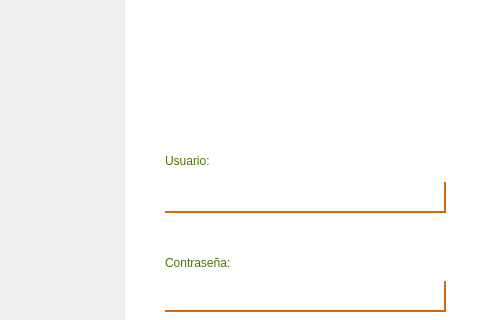
Before: the Qt Designer form inicio.ui in FernandoHS-0/Sabware, drawn with Qt 5; both pictures show x 135 to 615 and y 115 to 435 of the 884 by 593 pixel window.
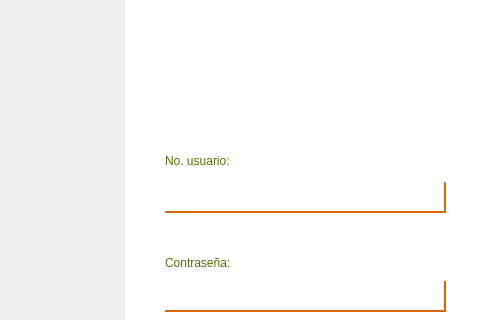
After: the same form once the commit is applied. Icons and pictures are not drawn.

Patch:
```diff
--- a/inicio.ui
+++ b/inicio.ui
@@ -64,7 +64,7 @@
       <rect>
        <x>40</x>
        <y>237</y>
-       <width>101</width>
+       <width>151</width>
        <height>31</height>
       </rect>
      </property>
@@ -76,7 +76,7 @@
 }</string>
      </property>
      <property name="text">
-      <string>Usuario:</string>
+      <string>No. usuario:</string>
      </property>
     </widget>
     <widget class="QLineEdit" name="lineEdit">
```
Left out of the diff: 8 changed lines with no effect on the pictures.
